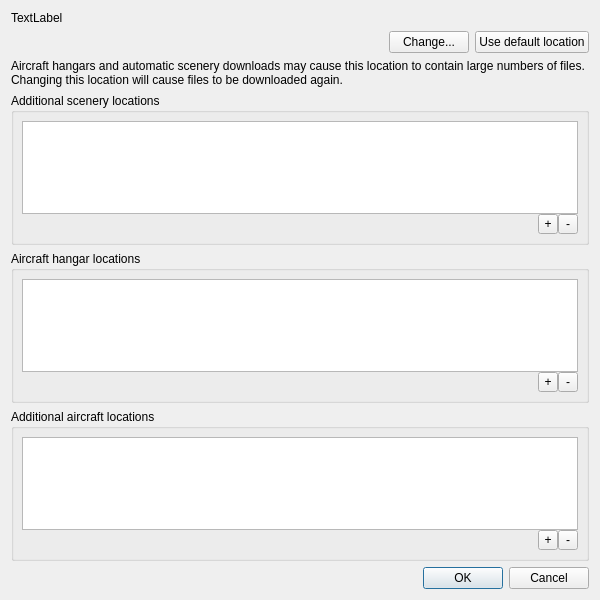
Qt form src/GUI/PathsDialog.ui (FlightGear/flightgear) before a commit.
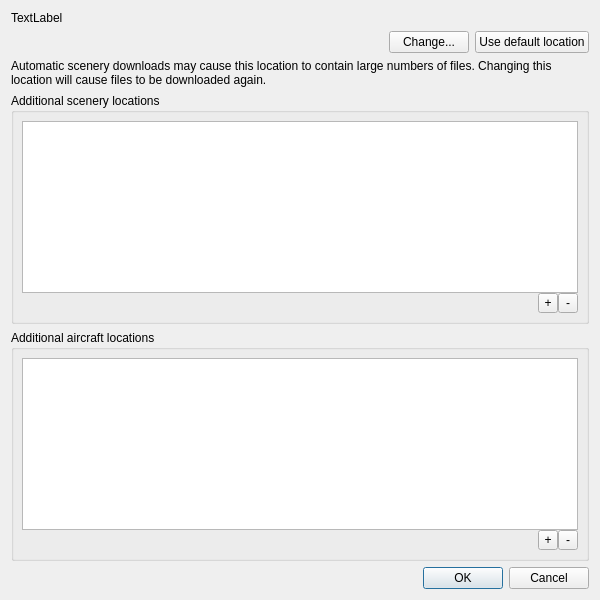
The same form after that commit.

Commit message:
Disable package support in the GUI for 3.6
- support is incomplete so don’t mislead users

Patch:
```diff
--- a/src/GUI/PathsDialog.ui
+++ b/src/GUI/PathsDialog.ui
@@ -55,7 +55,7 @@
    <item>
     <widget class="QLabel" name="label_2">
      <property name="text">
-      <string>Aircraft hangars and automatic scenery downloads may cause this location to contain large numbers of files. Changing this location will cause files to be downloaded again.</string>
+      <string>Automatic scenery downloads may cause this location to contain large numbers of files. Changing this location will cause files to be downloaded again.</string>
      </property>
      <property name="wordWrap">
       <bool>true</bool>
@@ -140,84 +140,6 @@
      </layout>
     </widget>
    </item>
-   <item>
-    <widget class="QGroupBox" name="groupBox_4">
-     <property name="title">
-      <string>Aircraft hangar locations</string>
-     </property>
-     <layout class="QGridLayout" name="gridLayout_6">
-      <property name="leftMargin">
-       <number>8</number>
-      </property>
-      <property name="topMargin">
-       <number>8</number>
-      </property>
-      <property name="rightMargin">
-       <number>8</number>
-      </property>
-      <property name="bottomMargin">
-       <number>8</number>
-      </property>
-      <property name="spacing">
-       <number>0</number>
-      </property>
-      <item row="1" column="0">
-       <spacer name="horizontalSpacer_5">
-        <property name="orientation">
-         <enum>Qt::Horizontal</enum>
-        </property>
-        <property name="sizeHint" stdset="0">
-         <size>
-          <width>567</width>
-          <height>20</height>
-         </size>
-        </property>
-       </spacer>
-      </item>
-      <item row="1" column="2">
-       <widget class="QToolButton" name="removeCatalog">
-        <property name="sizePolicy">
-         <sizepolicy hsizetype="Fixed" vsizetype="Fixed">
-          <horstretch>0</horstretch>
-          <verstretch>0</verstretch>
-         </sizepolicy>
-        </property>
-        <property name="minimumSize">
-         <size>
-          <width>20</width>
-          <height>20</height>
-         </size>
-        </property>
-        <property name="text">
-         <string>-</string>
-        </property>
-       </widget>
-      </item>
-      <item row="1" column="1">
-       <widget class="QToolButton" name="addCatalog">
-        <property name="sizePolicy">
-         <sizepolicy hsizetype="Fixed" vsizetype="Fixed">
-          <horstretch>0</horstretch>
-          <verstretch>0</verstretch>
-         </sizepolicy>
-        </property>
-        <property name="minimumSize">
-         <size>
-          <width>20</width>
-          <height>20</height>
-         </size>
-        </property>
-        <property name="text">
-         <string>+</string>
-        </property>
-       </widget>
-      </item>
-      <item row="0" column="0" colspan="3">
-       <widget class="QListView" name="catalogsList"/>
-      </item>
-     </layout>
-    </widget>
-   </item>
    <item>
     <widget class="QGroupBox" name="groupBox_3">
      <property name="title">
```
The commit also changes 4 other files.
